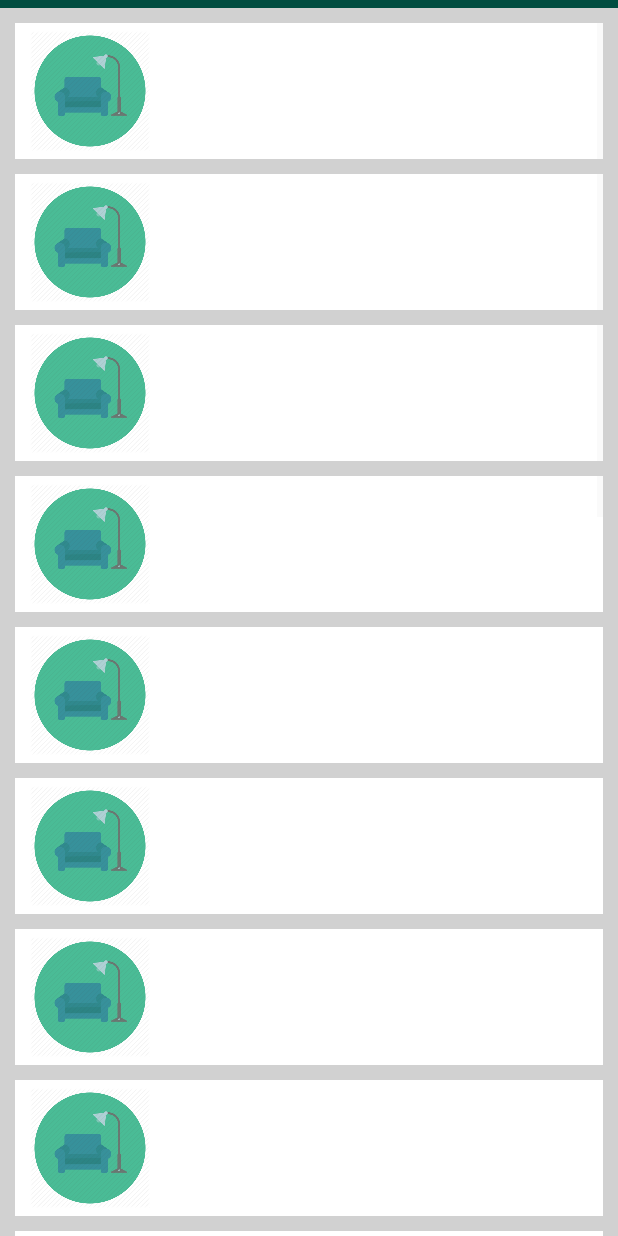
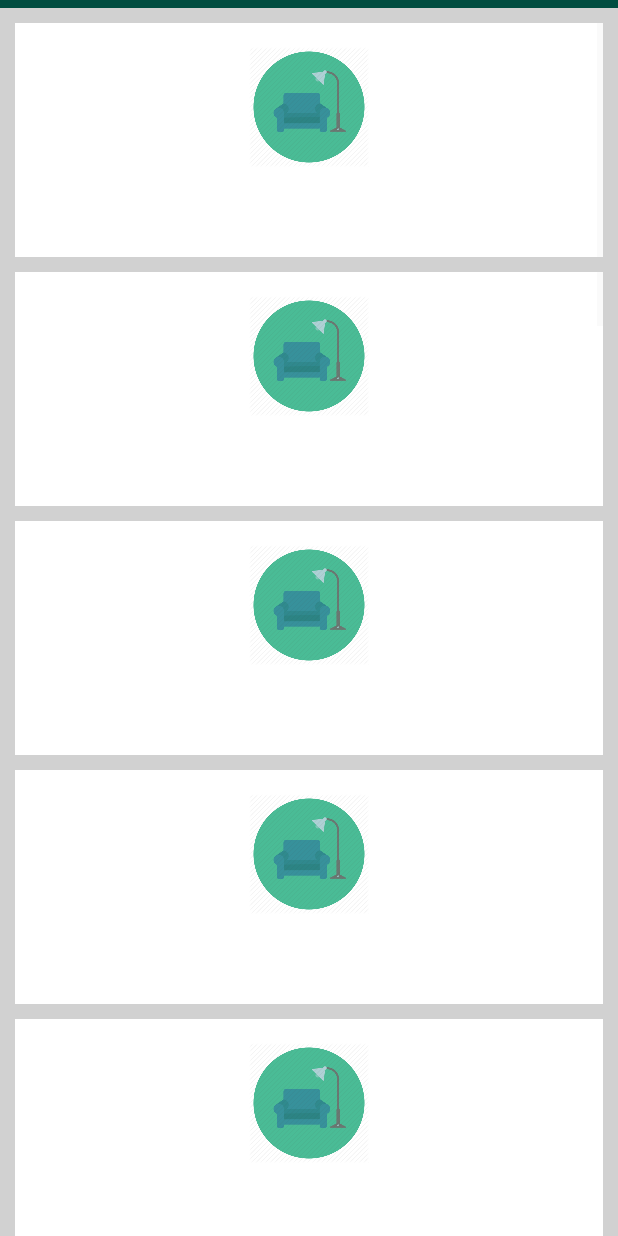
Before and after one commit to RamakrishnaKatta/Lcatalog_AndroidAppFinal, an Android app: the CatalogViewActivity screen opened directly, with no data from a screen before it, on a phone screen of 412 x 824 dp. Run offline under Robolectric (Android 15) with nearby library versions, the phone set to English and light mode, and no system bars.

Commit message:
Corrections to Navigation Drawer

```diff
--- a/app/src/main/java/com/lucidleanlabs/dev/lcatalog_androidapp/CatalogViewActivity.java
+++ b/app/src/main/java/com/lucidleanlabs/dev/lcatalog_androidapp/CatalogViewActivity.java
@@ -40,8 +40,8 @@ public class CatalogViewActivity extends AppCompatActivity {
         stubList.inflate();
         stubGrid.inflate();
 
-        listView = (ListView) findViewById(R.id.mylistview);
-        gridView = (GridView) findViewById(R.id.mygridview);
+        listView = (ListView) findViewById(R.id.custom_listview);
+        gridView = (GridView) findViewById(R.id.custom_gridview);
 
         //get list of product
         getProductList();
@@ -75,10 +75,10 @@ public class CatalogViewActivity extends AppCompatActivity {
 
     private void setAdapters() {
         if (VIEW_MODE_LISTVIEW == currentViewMode) {
-            Custom_ListViewAdapter listViewAdapter = new Custom_ListViewAdapter(this, R.layout.custom_listitem, productList);
+            Custom_ListViewAdapter listViewAdapter = new Custom_ListViewAdapter(this, R.layout.custom_item, productList);
             listView.setAdapter(listViewAdapter);
         } else {
-            Custom_GridViewAdapter gridViewAdapter = new Custom_GridViewAdapter(this, R.layout.custom_griditem, productList);
+            Custom_GridViewAdapter gridViewAdapter = new Custom_GridViewAdapter(this, R.layout.custom_item, productList);
             gridView.setAdapter(gridViewAdapter);
         }
     }
@@ -87,7 +87,7 @@ public class CatalogViewActivity extends AppCompatActivity {
         //pseudo code to get product, replace your code to get real product here
         productList = new ArrayList<>();
         for (int i = 0; i < 20; i++) {
-            productList.add(new Product(R.drawable.icon_android, "Price", "Discount"));
+            productList.add(new Product(R.drawable.dummy_icon, "Price", "Discount"));
         }
 
         return productList;
--- a/app/src/main/java/com/lucidleanlabs/dev/lcatalog_androidapp/Custom_ListViewAdapter.java
+++ b/app/src/main/java/com/lucidleanlabs/dev/lcatalog_androidapp/Custom_ListViewAdapter.java
@@ -12,7 +12,7 @@ import android.widget.TextView;
 import java.util.List;
 
 
-class Custom_ListViewAdapter extends ArrayAdapter<Product> {
+public class Custom_ListViewAdapter extends ArrayAdapter<Product> {
     public Custom_ListViewAdapter(Context context, int resource, List<Product> objects) {
         super(context, resource, objects);
     }
@@ -24,12 +24,12 @@ class Custom_ListViewAdapter extends ArrayAdapter<Product> {
 
         if (null == v) {
             LayoutInflater inflater = (LayoutInflater) getContext().getSystemService(Context.LAYOUT_INFLATER_SERVICE);
-            v = inflater.inflate(R.layout.custom_listitem, null);
+            v = inflater.inflate(R.layout.custom_item, null);
         }
         Product product = getItem(position);
-        ImageView img = (ImageView) v.findViewById(R.id.imageView);
-        TextView txtTitle = (TextView) v.findViewById(R.id.txtTitle);
-        TextView txtDescription = (TextView) v.findViewById(R.id.txtDescription);
+        ImageView img = (ImageView) v.findViewById(R.id.item_imageView);
+        TextView txtTitle = (TextView) v.findViewById(R.id.item_Title);
+        TextView txtDescription = (TextView) v.findViewById(R.id.item_Description);
 
         assert product != null;
         img.setImageResource(product.getImageId());
--- a/app/src/main/java/com/lucidleanlabs/dev/lcatalog_androidapp/SignupActivity.java
+++ b/app/src/main/java/com/lucidleanlabs/dev/lcatalog_androidapp/SignupActivity.java
@@ -21,6 +21,9 @@ import butterknife.ButterKnife;
 
 public class SignupActivity extends AppCompatActivity {
     private static final String TAG = "SignupActivity";
+
+
+
 
     TextView app_name;
 
--- a/app/src/main/res/layout/catalogview.xml
+++ b/app/src/main/res/layout/catalogview.xml
@@ -1,9 +1,10 @@
 <?xml version="1.0" encoding="utf-8"?>
-<LinearLayout xmlns:android="http://schemas.android.com/apk/res/android"
-    android:id="@+id/catalogview"
+<android.support.v4.widget.DrawerLayout xmlns:android="http://schemas.android.com/apk/res/android"
+    xmlns:app="http://schemas.android.com/apk/res-auto"
+    xmlns:tools="http://schemas.android.com/tools"
+    android:id="@+id/drawer_layout"
     android:layout_width="match_parent"
-    android:layout_height="match_parent"
-    android:orientation="vertical">
+    android:layout_height="match_parent">
 
     <ViewStub
         android:id="@+id/stub_list"
@@ -21,4 +22,4 @@
         android:inflatedId="@+id/showlayout"
         android:layout="@layout/custom_gridview" />
 
-</LinearLayout>
+</android.support.v4.widget.DrawerLayout>
--- a/app/src/main/res/layout/custom_griditem.xml
+++ b/app/src/main/res/layout/custom_item.xml
@@ -5,36 +5,36 @@
     android:layout_height="match_parent"
     android:background="#ffffff"
     android:orientation="vertical"
-    android:paddingBottom="5dp"
-    android:paddingLeft="5dp"
-    android:paddingRight="5dp"
-    android:paddingTop="5dp">
+    android:paddingBottom="@dimen/activity_horizontal_margin"
+    android:paddingLeft="@dimen/activity_vertical_margin"
+    android:paddingRight="@dimen/activity_vertical_margin"
+    android:paddingTop="@dimen/activity_horizontal_margin">
 
     <ImageView
-        android:id="@+id/imageView"
+        android:id="@+id/item_imageView"
         android:layout_width="80sp"
-        android:layout_height="80dp"
+        android:layout_height="80sp"
         android:layout_gravity="center"
         android:contentDescription="@string/app_name"
-        app:srcCompat="@drawable/icon_android" />
+        app:srcCompat="@drawable/dummy_icon" />
 
     <TextView
-        android:id="@+id/txtTitle"
+        android:id="@+id/item_Title"
         android:layout_width="wrap_content"
         android:layout_height="wrap_content"
         android:layout_gravity="center"
         android:gravity="center"
         android:text="@string/price"
-        android:textSize="15sp" />
+        android:textSize="@dimen/text_size" />
 
     <TextView
-        android:id="@+id/txtDescription"
+        android:id="@+id/item_Description"
         android:layout_width="wrap_content"
         android:layout_height="wrap_content"
         android:layout_gravity="center"
         android:gravity="center"
         android:text="@string/discount"
-        android:textSize="15sp" />
+        android:textSize="@dimen/text_size" />
 
 
 </LinearLayout>
--- a/app/src/main/res/layout/custom_listitem.xml
+++ /dev/null
@@ -1,40 +0,0 @@
-<?xml version="1.0" encoding="utf-8"?>
-<RelativeLayout xmlns:android="http://schemas.android.com/apk/res/android"
-    xmlns:app="http://schemas.android.com/apk/res-auto"
-    android:layout_width="match_parent"
-    android:layout_height="match_parent"
-    android:background="#ffffff"
-    android:orientation="vertical"
-    android:paddingBottom="5dp"
-    android:paddingLeft="10dp"
-    android:paddingRight="10dp"
-    android:paddingTop="5dp">
-
-    <ImageView
-        android:id="@+id/imageView"
-        android:layout_width="80dp"
-        android:layout_height="80dp"
-        android:contentDescription="@string/app_name"
-        app:srcCompat="@drawable/icon_android" />
-
-    <TextView
-        android:id="@+id/txtTitle"
-        android:layout_width="wrap_content"
-        android:layout_height="wrap_content"
-        android:layout_marginLeft="20dp"
-        android:layout_marginTop="15dp"
-        android:layout_toRightOf="@id/imageView"
-        android:text="@string/price"
-        android:textAppearance="?android:attr/textAppearanceMedium"
-        android:textStyle="bold" />
-
-    <TextView
-        android:id="@+id/txtDescription"
-        android:layout_width="wrap_content"
-        android:layout_height="wrap_content"
-        android:layout_alignLeft="@id/txtTitle"
-        android:layout_below="@id/txtTitle"
-        android:layout_marginTop="10dp"
-        android:text="@string/discount"
-        android:textAppearance="?android:attr/textAppearanceSmall" />
-</RelativeLayout>
--- a/app/src/main/res/layout/custom_listview.xml
+++ b/app/src/main/res/layout/custom_listview.xml
@@ -1,5 +1,5 @@
 <?xml version="1.0" encoding="utf-8"?>
-<FrameLayout xmlns:android="http://schemas.android.com/apk/res/android"
+<android.support.design.widget.CoordinatorLayout xmlns:android="http://schemas.android.com/apk/res/android"
     android:layout_width="match_parent"
     android:layout_height="match_parent"
     android:background="#d1d1d1"
@@ -7,26 +7,11 @@
 
     <LinearLayout
         android:layout_width="match_parent"
-        android:layout_height="match_parent">
-
-        <ImageButton
-            android:id="@+id/imageButton2"
-            android:layout_width="56dp"
-            android:layout_height="35dp"
-            android:layout_gravity="end"
-            android:layout_weight="0.02"
-            android:background="@drawable/grid" />
-
-        <LinearLayout
-            android:layout_width="match_parent"
-            android:layout_height="match_parent">
-
-
-        </LinearLayout>
-    </LinearLayout>
+        android:layout_height="match_parent"
+        android:orientation="vertical">
 
         <ListView
-        android:id="@+id/mylistview"
+            android:id="@+id/custom_listview"
             android:layout_width="match_parent"
             android:layout_height="match_parent"
             android:layout_marginLeft="10dp"
@@ -36,4 +21,6 @@
             android:dividerHeight="10dp"
             android:paddingTop="10dp" />
 
-</FrameLayout>
+    </LinearLayout>
+
+</android.support.design.widget.CoordinatorLayout>
--- a/app/src/main/res/menu/activity_main_drawer.xml
+++ b/app/src/main/res/menu/activity_main_drawer.xml
@@ -30,6 +30,9 @@
                 android:id="@+id/nav_send"
                 android:icon="@drawable/ic_menu_send"
                 android:title="Logout" />
+            <item
+                android:id="@+id/nav_about"
+                android:title="About"/>
         </menu>
     </item>
 
--- a/app/src/main/res/values/dimens.xml
+++ b/app/src/main/res/values/dimens.xml
@@ -5,4 +5,5 @@
     <dimen name="nav_header_vertical_spacing">16dp</dimen>
     <dimen name="nav_header_height">210dp</dimen>
     <dimen name="fab_margin">16dp</dimen>
+    <dimen name="text_size">16dp</dimen>
 </resources>
```
Also changed, not shown: app/src/main/java/com/lucidleanlabs/dev/lcatalog_androidapp/Custom_GridViewAdapter.java (+5 -6 lines), app/src/main/res/layout/custom_gridview.xml (+5 -27 lines), app/src/main/res/drawable/dummy_icon.png (renamed from app/src/main/res/drawable/icon_android.png), app/src/main/res/drawable/grid.png (deleted), app/src/main/res/drawable/list.png (deleted). Lines whose indentation alone changed are shown as unchanged.
